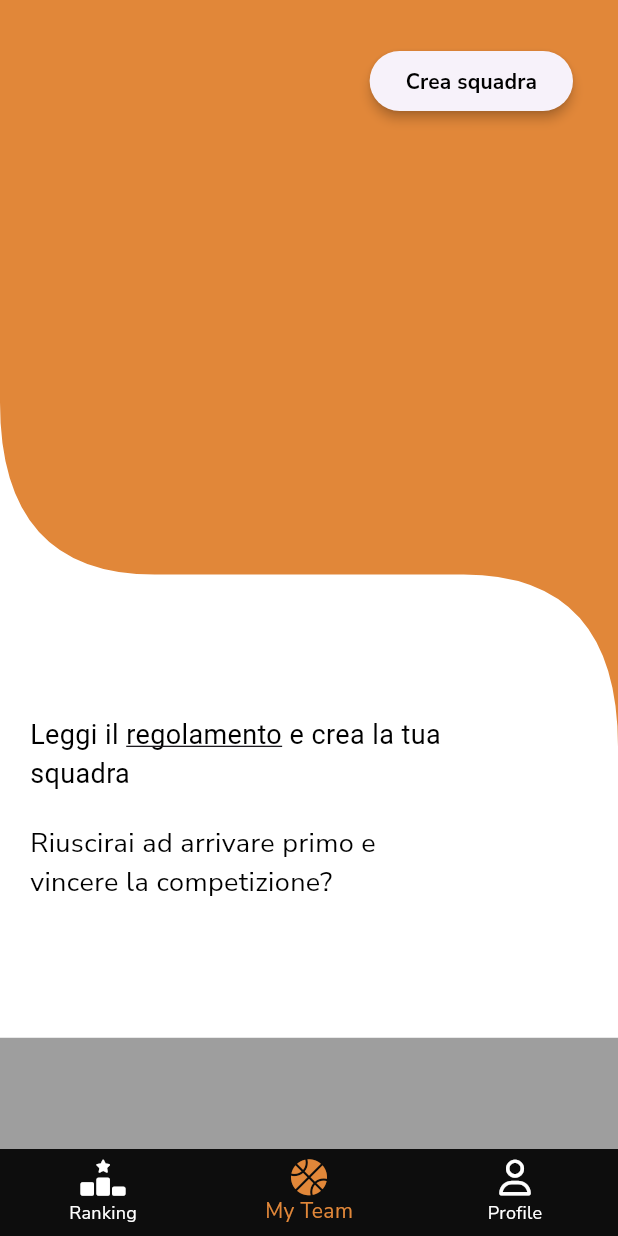
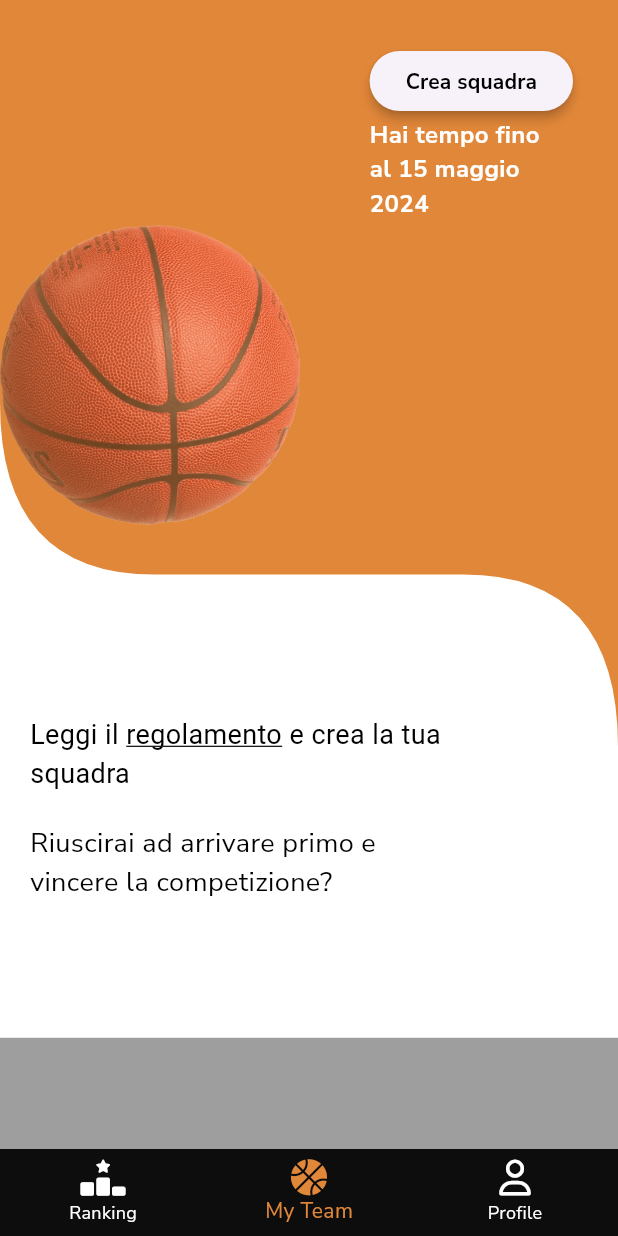
Before and after one commit to stebaia/fantabasket_app_flutter, a Flutter app: the CreateTeamPage screen opened by its route, on a phone screen of 412 x 824 dp. Run offline on Flutter 3.47's test engine with Material 3 defaults, Android fonts, the phone set to English and light mode, and no system bars; our stand-ins replace auto_route, bloc, carousel_slider, dio, equatable, flutter_bloc and 9 more; missing offline and left inert: osm_nominatim, pine; accounts and stored records are empty; generated files the repository leaves out were written again.

Commit message:
add element for ui

```diff
--- a/lib/mappers/string_mappers/user_to_string_mapper.dart
+++ b/lib/mappers/string_mappers/user_to_string_mapper.dart
@@ -23,7 +23,7 @@ class UserToStringMapper extends Mapper<User, String> {
       lastName: json['lastName'],
       email: json['email'],
       token: json['token'],
-      tokenExpiration: json['tokenExpiration'],
+      tokenExpiration: '',
     );
   }
 }
--- a/lib/ui/pages/create_team.dart
+++ b/lib/ui/pages/create_team.dart
@@ -17,6 +17,16 @@ class CreateTeamPage extends StatelessWidget {
       color: const Color.fromARGB(255, 225, 135, 57),
       child: Stack(
         children: [
+          Positioned(
+            top: 150,
+            left: 0,
+            child: Image.asset(
+              "assets/images/basketbal_big.png",
+              color: Colors.white.withOpacity(0.6),
+              colorBlendMode: BlendMode.modulate,
+              width: 200,
+            ),
+          ),
           ClipPath(
             clipper: WaveClipper(),
             child: Container(
@@ -27,7 +37,11 @@ class CreateTeamPage extends StatelessWidget {
           Positioned(
             right: 30,
             top: 30,
-            child: ElevatedButton(
+            child: Column(
+              mainAxisAlignment: MainAxisAlignment.start,
+              crossAxisAlignment: CrossAxisAlignment.start,
+              children: [
+                ElevatedButton(
                   style: ElevatedButton.styleFrom(
                     elevation: 3,
                     foregroundColor: Colors.black,
@@ -41,6 +55,18 @@ class CreateTeamPage extends StatelessWidget {
                       fontWeight: FontWeight.bold,
                     ),
                   ),
+                ),
+                Container(
+                  width: 130,
+                  child: Text(
+                    'Hai tempo fino al 15 maggio 2024',
+                    style: TextStyle(
+                        fontSize: 16,
+                        color: Colors.white,
+                        fontWeight: FontWeight.bold),
+                  ),
+                )
+              ],
             ),
           ),
           Positioned(
--- a/lib/ui/pages/profile_page.dart
+++ b/lib/ui/pages/profile_page.dart
@@ -97,6 +97,9 @@ class ProfilePage extends StatelessWidget {
           const Expanded(flex: 1, child: SizedBox()),
           Expanded(
             flex: 20,
+            child: Container(
+              width: double.infinity,
+              child: Container(
                 child: CarouselSlider(
                   options: CarouselOptions(
                     enableInfiniteScroll: false,
@@ -110,6 +113,8 @@ class ProfilePage extends StatelessWidget {
                       },
                     );
                   }).toList(),
+                ),
+              ),
             ),
           ),
           const Expanded(flex: 1, child: SizedBox()),
--- a/pubspec.yaml
+++ b/pubspec.yaml
@@ -69,3 +69,4 @@ flutter:
     - assets/images/ranking.png
     - assets/images/campo.png
     - assets/images/player.jpeg
+    - assets/images/basketbal_big.png
```
Also changed, not shown: assets/images/basketbal_big.png (added), pubspec.lock. Lines whose indentation alone changed are shown as unchanged.
